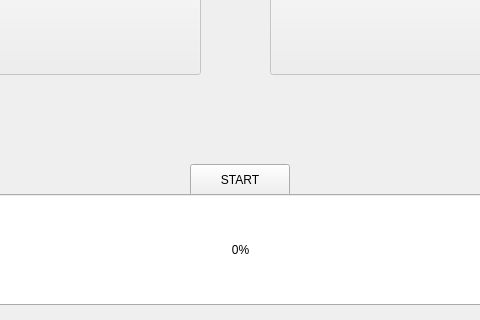
This is SimonGame/mainwindow.ui in markusbuck/simon-game as Qt 5 draws it before an edit; both pictures show x 140 to 620 and y 196 to 516 of the 800 by 600 pixel window. The edited form follows.
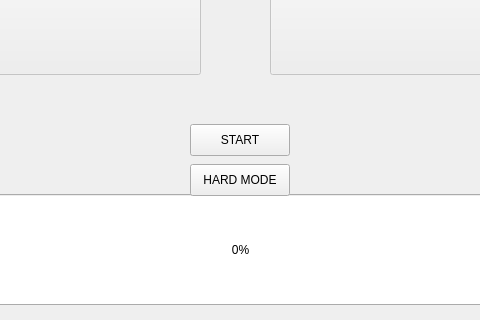
This is the edited form.

Commit message: Started on extra game mode

What changed in the file:
```diff
--- a/SimonGame/mainwindow.ui
+++ b/SimonGame/mainwindow.ui
@@ -18,7 +18,7 @@
     <property name="geometry">
      <rect>
       <x>330</x>
-      <y>360</y>
+      <y>320</y>
       <width>100</width>
       <height>32</height>
      </rect>
@@ -72,6 +72,19 @@
      <number>0</number>
     </property>
    </widget>
+   <widget class="QPushButton" name="hardButton">
+    <property name="geometry">
+     <rect>
+      <x>330</x>
+      <y>360</y>
+      <width>100</width>
+      <height>32</height>
+     </rect>
+    </property>
+    <property name="text">
+     <string>HARD MODE</string>
+    </property>
+   </widget>
   </widget>
   <widget class="QMenuBar" name="menubar">
    <property name="geometry">
```
The commit also changes 4 other files.
